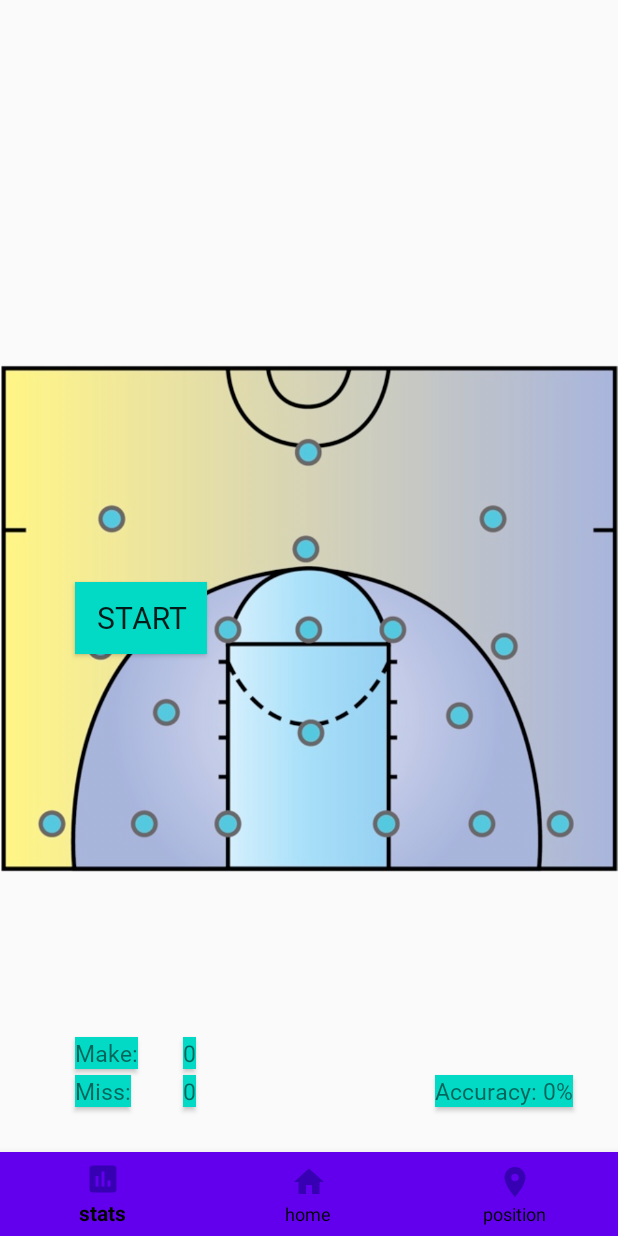
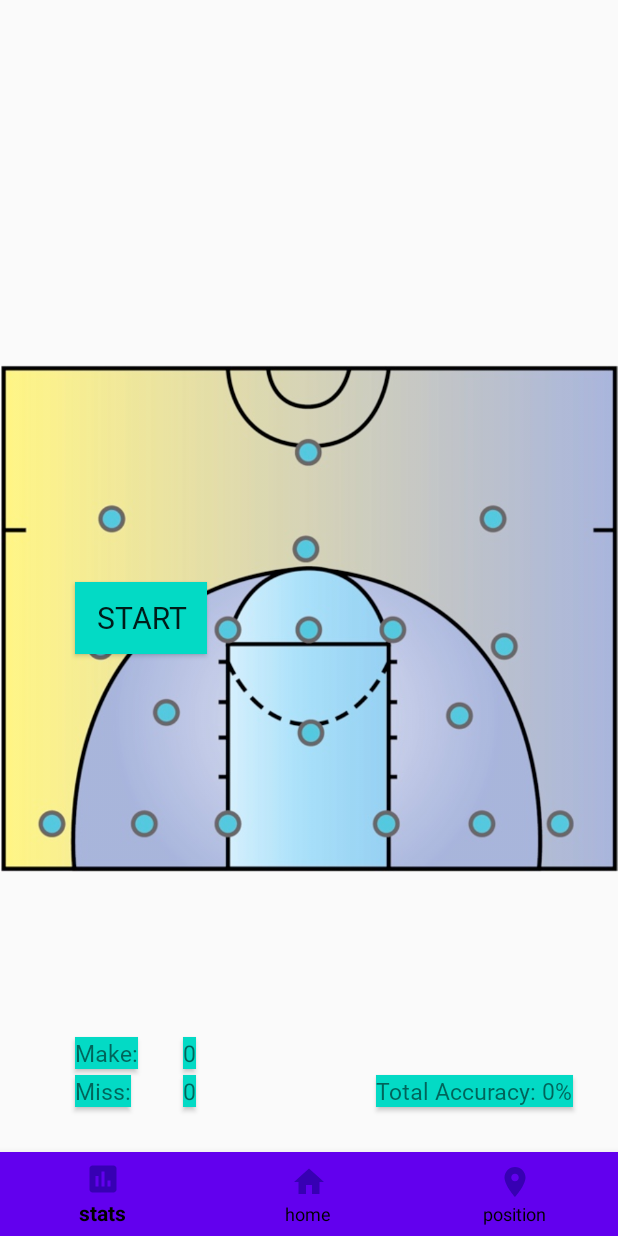
Before and after one commit to amber3536/Ival, an Android app: the screen it shows after launch (QuickstartActivity), after a tap on "POSITION", on a phone screen of 412 x 824 dp. Run offline under Robolectric (Android 15) with nearby library versions, the light colour scheme and no system bars.

Commit message:
about to experiment

```diff
--- a/app/src/main/java/com/hfad/ival_revisited/QuickstartActivity.java
+++ b/app/src/main/java/com/hfad/ival_revisited/QuickstartActivity.java
@@ -5,9 +5,13 @@ import androidx.appcompat.app.AppCompatActivity;
 import androidx.core.app.ActivityCompat;
 
 import android.Manifest;
-import android.app.Fragment;
-import android.app.FragmentManager;
-import android.app.FragmentTransaction;
+//import android.app.Fragment;
+import androidx.fragment.app.Fragment;
+//import android.app.FragmentManager;
+import androidx.fragment.app.FragmentManager;
+import androidx.fragment.app.FragmentTransaction;
+//import android.app.FragmentTransaction;
+//import android.app.FragmentTransaction;
 import android.app.NotificationManager;
 import android.content.Context;
 import android.content.Intent;
@@ -353,7 +357,7 @@ public class QuickstartActivity extends AppCompatActivity implements Recognition
 
     private void loadFragment(Fragment fragment) {
 // create a FragmentManager
-        FragmentManager fm = getFragmentManager();
+        FragmentManager fm = getSupportFragmentManager();
 // create a FragmentTransaction to begin the transaction and replace the Fragment
         FragmentTransaction fragmentTransaction = fm.beginTransaction();
 // replace the FrameLayout with new Fragment
--- a/app/src/main/res/values/strings.xml
+++ b/app/src/main/res/values/strings.xml
@@ -6,7 +6,7 @@
     <string name="start_txt">START</string>
     <string name="timer_txt">00:00:00</string>
     <string name="stop_txt">STOP</string>
-    <string name="accuracy_txt">Accuracy: %1$d%%</string>
+    <string name="accuracy_txt">Total Accuracy: %1$d%%</string>
     <string name="quickstart">Quickstart</string>
     <string name="position">Position</string>
     <string name="stats">Stats</string>
```
Also changed, not shown: app/src/main/java/com/hfad/ival_revisited/PositionFragment.java (+12 -14 lines), app/src/main/java/com/hfad/ival_revisited/QuickstartFragment.java (+2 -8 lines).
